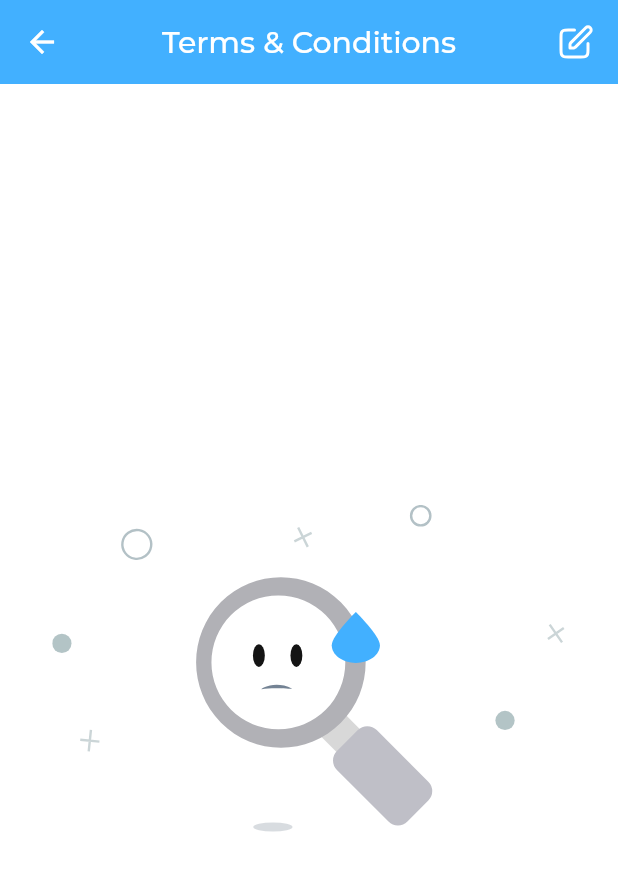
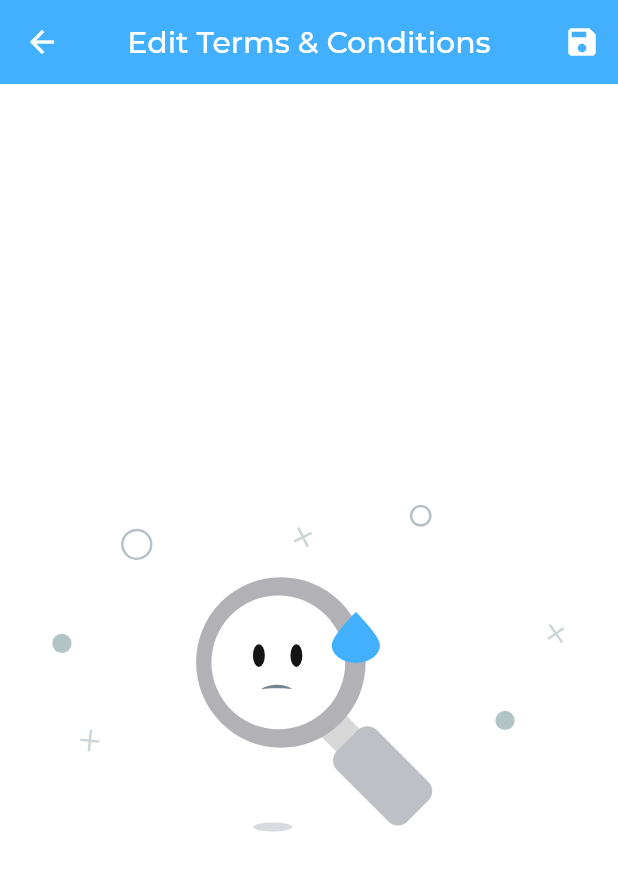
Before and after one commit to ariftirtawijaya/smart-manager, a Flutter app: the TermsConditionsView screen opened directly, after a tap on an icon or button, on a phone screen of 412 x 824 dp. Shown: the top 871 px of the screen. Run offline on Flutter 3.47's test engine with Material 2 defaults, Android fonts, the phone set to English and light mode, and no system bars; our stand-ins replace auto_size_text, cached_network_image, cloud_firestore, custom_navigation_bar, firebase_auth, firebase_core and 11 more; missing offline and left inert: quill_html_editor; accounts and stored records are empty.

Commit message:
edit content

```diff
--- a/lib/app/modules/admin/profile_admin/views/components/terms_conditions_edit.dart
+++ b/lib/app/modules/admin/profile_admin/views/components/terms_conditions_edit.dart
@@ -0,0 +1,117 @@
+import 'package:cloud_firestore/cloud_firestore.dart';
+import 'package:flutter/material.dart';
+import 'package:get/get.dart';
+import 'package:google_fonts/google_fonts.dart';
+import 'package:lottie/lottie.dart';
+import 'package:quill_html_editor/quill_html_editor.dart';
+import 'package:smart_manager/app/constant/app_constant.dart';
+import 'package:smart_manager/app/data/services/db_service.dart';
+import 'package:smart_manager/app/modules/admin/profile_admin/controllers/profile_admin_controller.dart';
+import 'package:smart_manager/app/utils/widgets/reusable_widget.dart';
+
+class TermsConditionsEdit extends GetView<ProfileAdminController> {
+  const TermsConditionsEdit({super.key});
+
+  @override
+  Widget build(BuildContext context) {
+    final QuillEditorController htmlController = QuillEditorController();
+    return Scaffold(
+      backgroundColor: Colors.white,
+      appBar: AppBar(
+        title: const Text('Edit Terms & Conditions'),
+        actions: [
+          IconButton(
+            onPressed: () async {
+              await htmlController.getText().then(
+                    (content) => controller.changeContent(
+                        context: context,
+                        content: content,
+                        section: 'terms-conditions'),
+                  );
+            },
+            icon: const Icon(
+              Icons.save,
+              size: 24.0,
+            ),
+          ),
+        ],
+      ),
+      body: FutureBuilder<QuerySnapshot<Map<String, dynamic>>>(
+        future: DBService.getCollections(from: settingsRef),
+        builder: (context, snapshot) {
+          if (snapshot.connectionState == ConnectionState.waiting) {
+            return const Center(child: CustomProgressIndicator());
+          }
+          if (snapshot.hasError) {
+            return Center(
+              child: Text(snapshot.error.toString()),
+            );
+          }
+          if (snapshot.data!.docs
+              .where((element) => element.id == 'terms-conditions')
+              .isNotEmpty) {
+            final data = snapshot.data!.docs
+                .where((element) => element.id == 'terms-conditions')
+                .first
+                .data();
+            return Column(
+              children: [
+                ToolBar(
+                  toolBarConfig: const [
+                    ToolBarStyle.bold,
+                    ToolBarStyle.italic,
+                    ToolBarStyle.underline,
+                    ToolBarStyle.strike,
+                    ToolBarStyle.blockQuote,
+                    ToolBarStyle.indentMinus,
+                    ToolBarStyle.indentAdd,
+                    ToolBarStyle.size,
+                    ToolBarStyle.headerOne,
+                    ToolBarStyle.headerTwo,
+                    ToolBarStyle.color,
+                    ToolBarStyle.align,
+                    ToolBarStyle.listOrdered,
+                    ToolBarStyle.listBullet,
+                    ToolBarStyle.undo,
+                    ToolBarStyle.redo,
+                    ToolBarStyle.editTable,
+                    ToolBarStyle.addTable,
+                  ],
+                  toolBarColor: primaryColor,
+                  activeIconColor: Colors.white,
+                  padding: const EdgeInsets.all(8),
+                  iconSize: 20,
+                  controller: htmlController,
+                ),
+                Expanded(
+                  child: Padding(
+                    padding: const EdgeInsets.all(16.0),
+                    child: QuillHtmlEditor(
+                      textStyle: TextStyle(
+                        fontFamily: GoogleFonts.montserrat().fontFamily,
+                      ),
+                      text: data['content'],
+                      controller: htmlController,
+                      isEnabled: true,
+                      minHeight: 300,
+                      backgroundColor: Colors.white,
+                      hintTextAlign: TextAlign.start,
+                      loadingBuilder: (context) {
+                        return const Center(child: CustomProgressIndicator());
+                      },
+                    ),
+                  ),
+                ),
+              ],
+            );
+          } else {
+            return Padding(
+              padding: const EdgeInsets.all(16.0),
+              child: Center(child: Lottie.asset(empty)),
+            );
+          }
+        },
+      ),
+    );
+  }
+}
--- a/lib/app/modules/admin/profile_admin/views/components/terms_conditions_view.dart
+++ b/lib/app/modules/admin/profile_admin/views/components/terms_conditions_view.dart
@@ -7,6 +7,7 @@ import 'package:quill_html_editor/quill_html_editor.dart';
 import 'package:smart_manager/app/constant/app_constant.dart';
 import 'package:smart_manager/app/data/services/db_service.dart';
 import 'package:smart_manager/app/modules/admin/profile_admin/controllers/profile_admin_controller.dart';
+import 'package:smart_manager/app/modules/admin/profile_admin/views/components/terms_conditions_edit.dart';
 import 'package:smart_manager/app/utils/widgets/reusable_widget.dart';
 
 class TermsConditionsView extends GetView<ProfileAdminController> {
@@ -14,7 +15,8 @@ class TermsConditionsView extends GetView<ProfileAdminController> {
 
   @override
   Widget build(BuildContext context) {
-    final QuillEditorController controller = QuillEditorController();
+    final QuillEditorController htmlController = QuillEditorController();
+    return GetBuilder<ProfileAdminController>(builder: (controller) {
       return Scaffold(
         backgroundColor: Colors.white,
         appBar: AppBar(
@@ -22,7 +24,9 @@ class TermsConditionsView extends GetView<ProfileAdminController> {
           actions: [
             CustomIconButton(
               icon: edit,
-            onTap: () {},
+              onTap: () {
+                Get.to(() => const TermsConditionsEdit());
+              },
               color: Colors.white,
             ),
             const SizedBox(
@@ -58,7 +62,7 @@ class TermsConditionsView extends GetView<ProfileAdminController> {
                           fontFamily: GoogleFonts.montserrat().fontFamily,
                         ),
                         text: data['content'],
-                      controller: controller,
+                        controller: htmlController,
                         isEnabled: false,
                         minHeight: 300,
                         backgroundColor: Colors.white,
@@ -80,5 +84,6 @@ class TermsConditionsView extends GetView<ProfileAdminController> {
           },
         ),
       );
+    });
   }
 }
```
Also changed, not shown: lib/app/modules/admin/profile_admin/controllers/profile_admin_controller.dart (+28 -0 lines), lib/app/modules/admin/profile_admin/views/components/about_app_edit.dart (+59 -18 lines), lib/app/modules/admin/profile_admin/views/components/about_app_view.dart (+9 -4 lines), lib/app/modules/admin/profile_admin/views/components/privacy_policy_edit.dart (+117 -0 lines), lib/app/modules/admin/profile_admin/views/components/privacy_policy_view.dart (+9 -4 lines). Lines whose indentation alone changed are shown as unchanged.
